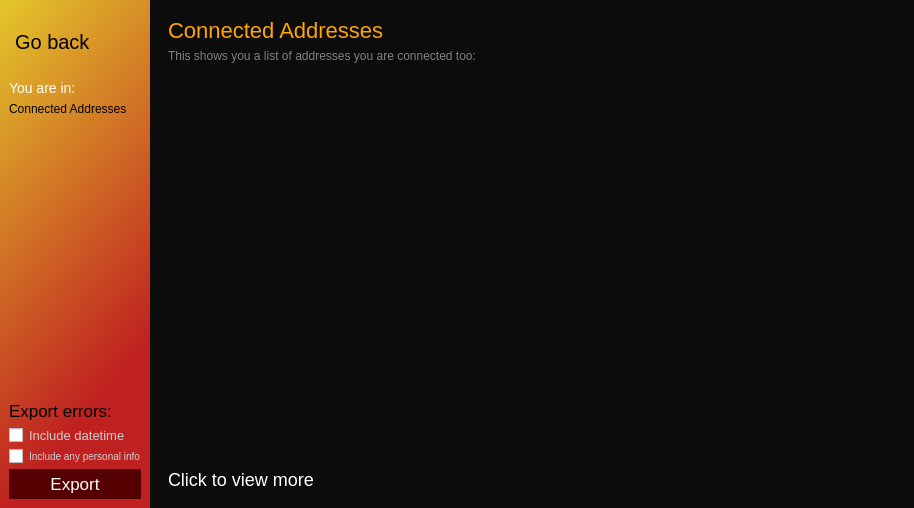
Above: router/top_bar/error.ui from hunterjreid/HomeScan before the change. Below: the same form after it.
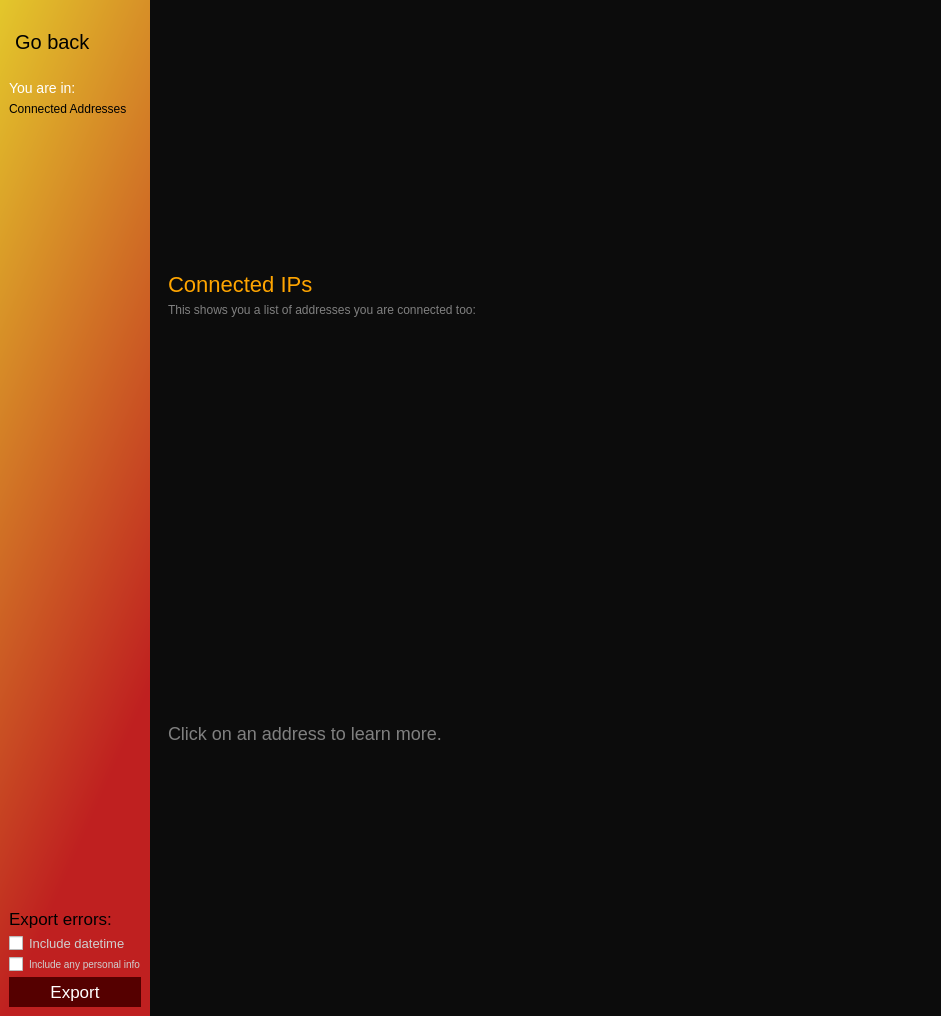
That is the form after the change. Icons and pictures are not drawn.

Patch:
```diff
--- a/router/top_bar/error.ui
+++ b/router/top_bar/error.ui
@@ -6,8 +6,8 @@
    <rect>
     <x>0</x>
     <y>0</y>
-    <width>914</width>
-    <height>508</height>
+    <width>941</width>
+    <height>1016</height>
    </rect>
   </property>
   <property name="maximumSize">
@@ -20,7 +20,8 @@
    <string>MainWindow</string>
   </property>
   <property name="styleSheet">
-   <string notr="true">border: unset;</string>
+   <string notr="true">border: unset;
+background: rgb(12,12,12);</string>
   </property>
   <widget class="QWidget" name="app">
    <layout class="QHBoxLayout" name="horizontalLayout">
@@ -226,7 +227,7 @@
       </layout>
      </widget>
     </item>
-    <item>
+    <item alignment="Qt::AlignVCenter">
      <widget class="QFrame" name="body">
       <property name="styleSheet">
        <string notr="true">background-color:rgb(12, 12, 12);</string>
@@ -259,14 +260,14 @@
           <enum>QFrame::Raised</enum>
          </property>
          <layout class="QVBoxLayout" name="verticalLayout_6">
-          <item>
+          <item alignment="Qt::AlignVCenter">
            <widget class="QLabel" name="label_3">
             <property name="styleSheet">
              <string notr="true">color:orange;
 font-size:22px;</string>
             </property>
             <property name="text">
-             <string>Connected Addresses</string>
+             <string>Connected IPs</string>
             </property>
            </widget>
           </item>
@@ -293,10 +294,11 @@
              <widget class="QLabel" name="label_8">
               <property name="styleSheet">
                <string notr="true">color:white;
-font-size:18px;</string>
+font-size:18px;
+color:grey;</string>
               </property>
               <property name="text">
-               <string>Click to view more</string>
+               <string>Click on an address to learn more.</string>
               </property>
              </widget>
             </item>
```
